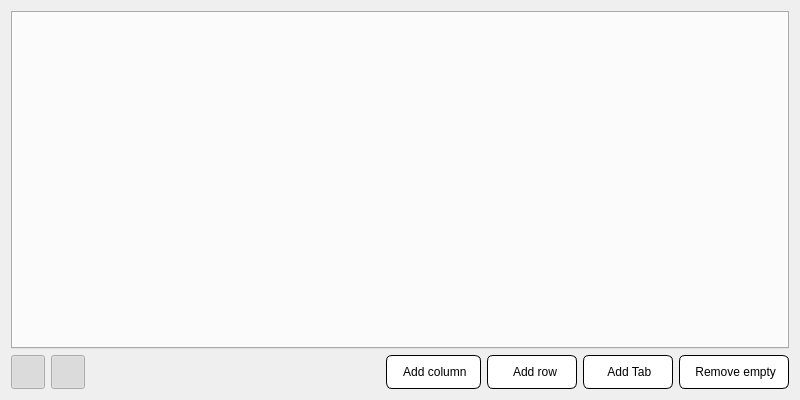
Qt form plotter_gui/tabbedplotwidget.ui (ziparker/PlotJuggler) before a commit.
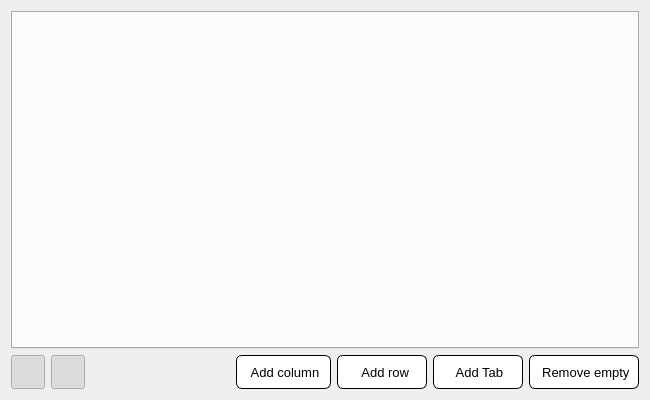
The same form after that commit. Icons and pictures are not drawn.

```diff
--- a/plotter_gui/tabbedplotwidget.ui
+++ b/plotter_gui/tabbedplotwidget.ui
@@ -6,7 +6,7 @@
    <rect>
     <x>0</x>
     <y>0</y>
-    <width>800</width>
+    <width>650</width>
     <height>400</height>
    </rect>
   </property>
@@ -272,6 +272,11 @@
              <height>34</height>
             </size>
            </property>
+           <property name="font">
+            <font>
+             <pointsize>10</pointsize>
+            </font>
+           </property>
            <property name="focusPolicy">
             <enum>Qt::NoFocus</enum>
            </property>
@@ -319,6 +324,11 @@
              <height>34</height>
             </size>
            </property>
+           <property name="font">
+            <font>
+             <pointsize>10</pointsize>
+            </font>
+           </property>
            <property name="focusPolicy">
             <enum>Qt::NoFocus</enum>
            </property>
@@ -357,6 +367,11 @@
              <height>34</height>
             </size>
            </property>
+           <property name="font">
+            <font>
+             <pointsize>10</pointsize>
+            </font>
+           </property>
            <property name="focusPolicy">
             <enum>Qt::NoFocus</enum>
            </property>
@@ -398,6 +413,11 @@
              <height>34</height>
             </size>
            </property>
+           <property name="font">
+            <font>
+             <pointsize>10</pointsize>
+            </font>
+           </property>
            <property name="focusPolicy">
             <enum>Qt::NoFocus</enum>
            </property>
```
Left out of the diff: 23 changed lines with no effect on the pictures.
